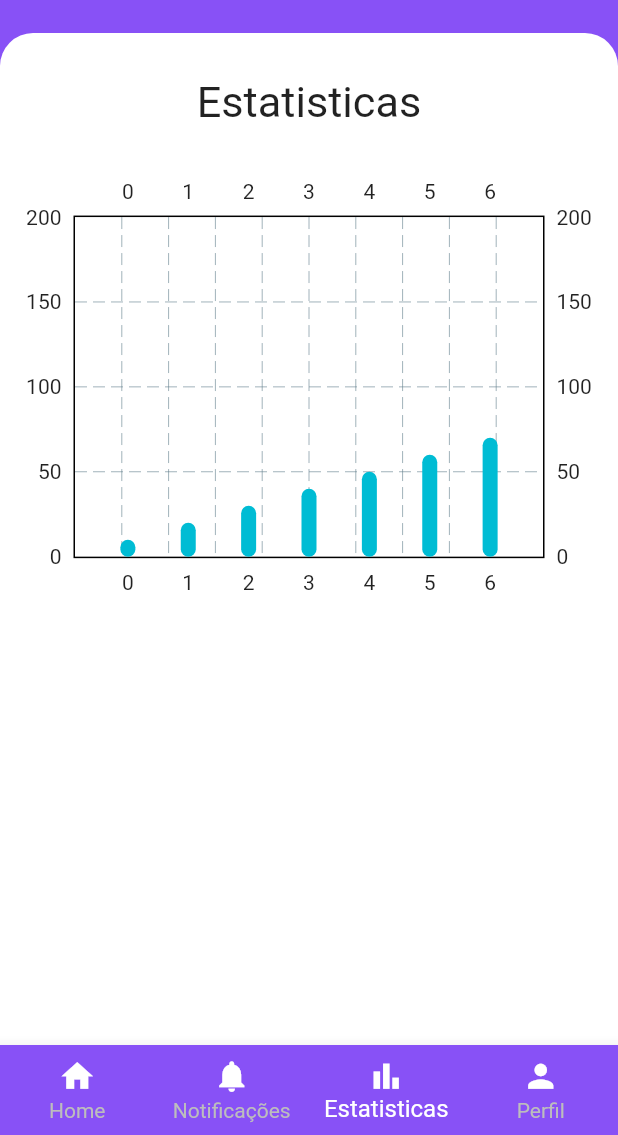
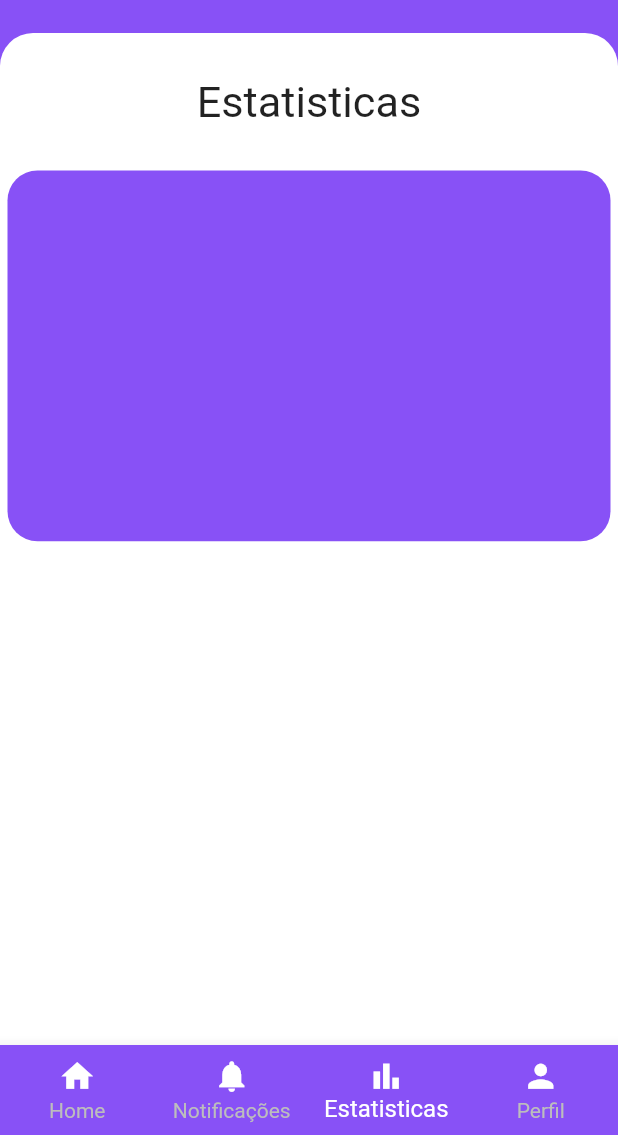
Before and after one commit to YuriAres/ProjectDiabetes, a Flutter app: the GraphPage screen opened directly with empty values, on a phone screen of 412 x 824 dp, the part 101-1236 px from its top. Run offline on Flutter 3.47's test engine with Material 2 defaults, Android fonts, the light colour scheme and no system bars; drawn by our look-alikes of fl_chart; our stand-ins replace cloud_firestore, firebase_auth, firebase_core, google_fonts; accounts and stored records are empty; Roboto replaces fonts that are missing (Ubuntu).

Commit message:
Small Update

```diff
--- a/lib/graph_page.dart
+++ b/lib/graph_page.dart
@@ -139,20 +139,13 @@ class _GraphPageState extends State<GraphPage> {
                                     MediaQuery.sizeOf(context).height * 0.035)),
                         SizedBox(
                             height: MediaQuery.sizeOf(context).height * 0.035),
-                        SizedBox(
-                            height: MediaQuery.sizeOf(context).height * 0.35,
-                            width: MediaQuery.sizeOf(context).width,
-                            child: BarChart(BarChartData(
-                                maxY: 200,
-                                minY: 0,
-                                barGroups: mybardata.bardata
-                                    .map((data) => BarChartGroupData(
-                                            x: data.x,
-                                            barRods: [
-                                              BarChartRodData(
-                                                  toY: data.y, width: 10)
-                                            ]))
-                                    .toList())))
+                        Container(
+                          height: MediaQuery.sizeOf(context).height * 0.3,
+                          width: MediaQuery.sizeOf(context).width,
+                          decoration: BoxDecoration(
+                              color: const Color(0xFF8851F6),
+                              borderRadius: BorderRadius.circular(20)),
+                        )
                       ],
                     ),
                   ),
```
